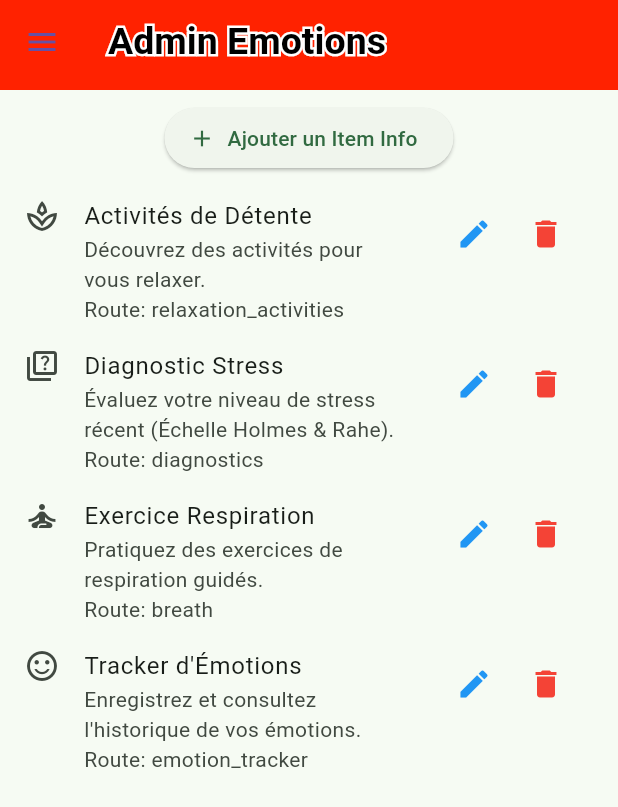
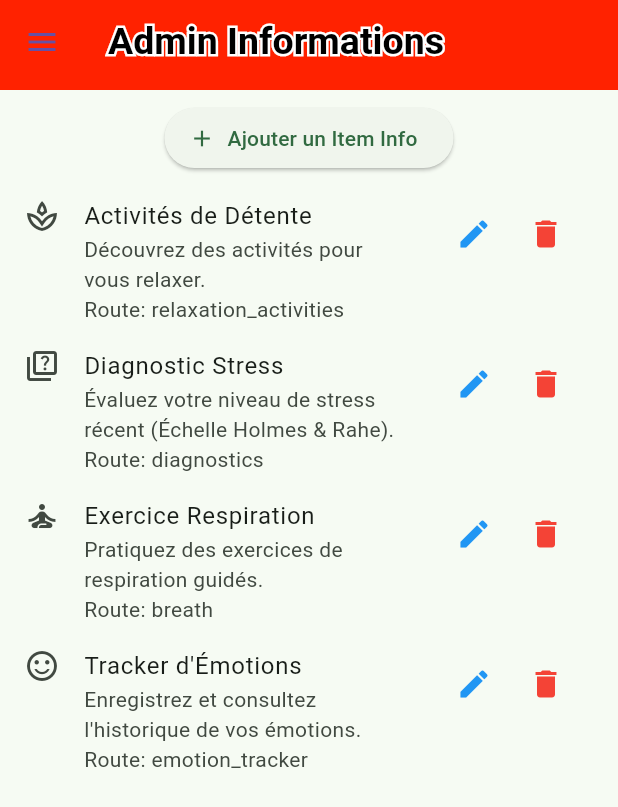
Before and after one commit to apersis/cesi-zen, a Flutter app: the InfoAdminPage screen opened by its route, on a phone screen of 412 x 824 dp. Shown: the top 807 px of the screen. Run offline on Flutter 3.47's test engine with Material 3 defaults, Android fonts, the phone set to English and light mode, and no system bars; our stand-ins replace go_router, shared_preferences; accounts and stored records are empty.

Commit message:
fix log link + other

```diff
--- a/lib/pages/admin_info.dart
+++ b/lib/pages/admin_info.dart
@@ -117,7 +117,6 @@ class _InfoAdminPageState extends State<InfoAdminPage> {
   Future<void> _confirmDeleteInfoItem(InfoItem item) async {
     // Vérifie si monté avant même d'afficher le dialogue
     if (!mounted) return;
-    final scaffoldMessenger = ScaffoldMessenger.of(context);
     final confirm = await showDialog<bool>( /* ... dialogue confirmation standard ... */
          context: context,
          builder: (context) => AlertDialog(
@@ -153,7 +152,7 @@ class _InfoAdminPageState extends State<InfoAdminPage> {
       drawer: DrawerMenuWidget(pageType: PageType.adminInfo), // Adapte PageType
       appBar: PreferredSize(
         preferredSize: Size(0, 60),
-        child: AppBarScreen(pageName: "Admin Emotions"),
+        child: AppBarScreen(pageName: "Admin Informations"),
       ),
       body: Column(
        children: [
--- a/lib/pages/login_page.dart
+++ b/lib/pages/login_page.dart
@@ -67,9 +67,9 @@ class _LoginPageState extends State<LoginPage> {
 
       // Naviguer vers la page d'accueil et supprimer la page de connexion de la pile
       if (actualAdminStatus){
+      context.goNamed("adminInfo");
+      }else{
         context.goNamed("info");
-      }else{
-        context.goNamed("adminInfo");
       }
     } else if (mounted) {
       // Échec de la connexion
```
